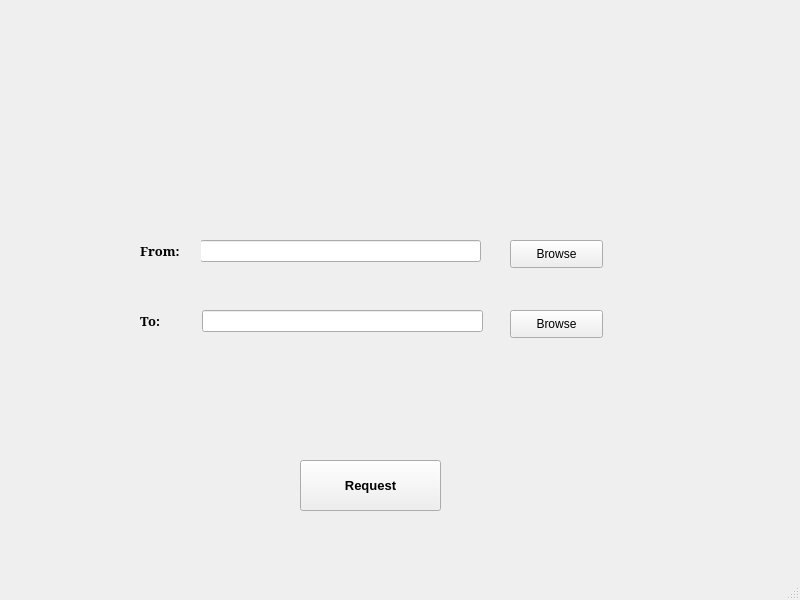
Qt form myDesign.ui (BardiaAkbari/A-program-for-sorting-your-series) before a commit.
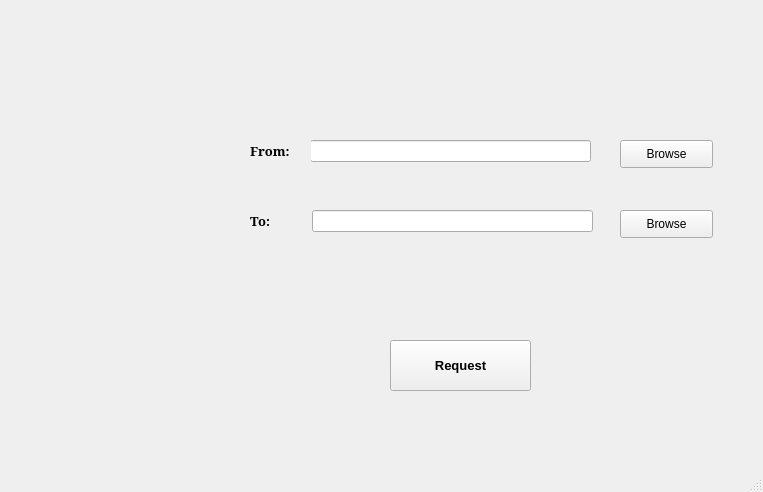
The same form after that commit. Icons and pictures are not drawn.

```diff
--- a/myDesign.ui
+++ b/myDesign.ui
@@ -6,8 +6,8 @@
    <rect>
     <x>0</x>
     <y>0</y>
-    <width>800</width>
-    <height>600</height>
+    <width>763</width>
+    <height>492</height>
    </rect>
   </property>
   <property name="windowTitle">
@@ -17,8 +17,8 @@
    <widget class="QLabel" name="label_2">
     <property name="geometry">
      <rect>
-      <x>140</x>
-      <y>310</y>
+      <x>250</x>
+      <y>210</y>
       <width>61</width>
       <height>21</height>
      </rect>
@@ -44,8 +44,8 @@
    <widget class="QPushButton" name="Browse1">
     <property name="geometry">
      <rect>
-      <x>510</x>
-      <y>240</y>
+      <x>620</x>
+      <y>140</y>
       <width>93</width>
       <height>28</height>
      </rect>
@@ -64,8 +64,8 @@
    <widget class="QLineEdit" name="lineEdit">
     <property name="geometry">
      <rect>
-      <x>200</x>
-      <y>240</y>
+      <x>310</x>
+      <y>140</y>
       <width>281</width>
       <height>22</height>
      </rect>
@@ -74,8 +74,8 @@
    <widget class="QLabel" name="label1">
     <property name="geometry">
      <rect>
-      <x>140</x>
-      <y>240</y>
+      <x>250</x>
+      <y>140</y>
       <width>61</width>
       <height>21</height>
      </rect>
@@ -101,8 +101,8 @@
    <widget class="QPushButton" name="Browse2">
     <property name="geometry">
      <rect>
-      <x>510</x>
-      <y>310</y>
+      <x>620</x>
+      <y>210</y>
       <width>93</width>
       <height>28</height>
      </rect>
@@ -119,8 +119,8 @@
    <widget class="QLineEdit" name="lineEdit_2">
     <property name="geometry">
      <rect>
-      <x>202</x>
-      <y>310</y>
+      <x>312</x>
+      <y>210</y>
       <width>281</width>
       <height>22</height>
      </rect>
@@ -129,8 +129,8 @@
    <widget class="QPushButton" name="Request">
     <property name="geometry">
      <rect>
-      <x>300</x>
-      <y>460</y>
+      <x>390</x>
+      <y>340</y>
       <width>141</width>
       <height>51</height>
      </rect>
@@ -147,6 +147,25 @@
      <string>Request</string>
     </property>
    </widget>
+   <widget class="QLabel" name="label">
+    <property name="geometry">
+     <rect>
+      <x>10</x>
+      <y>10</y>
+      <width>221</width>
+      <height>471</height>
+     </rect>
+    </property>
+    <property name="text">
+     <string/>
+    </property>
+    <property name="pixmap">
+     <pixmap>Logo.jpg</pixmap>
+    </property>
+    <property name="scaledContents">
+     <bool>true</bool>
+    </property>
+   </widget>
   </widget>
   <widget class="QStatusBar" name="statusbar"/>
  </widget>
```
